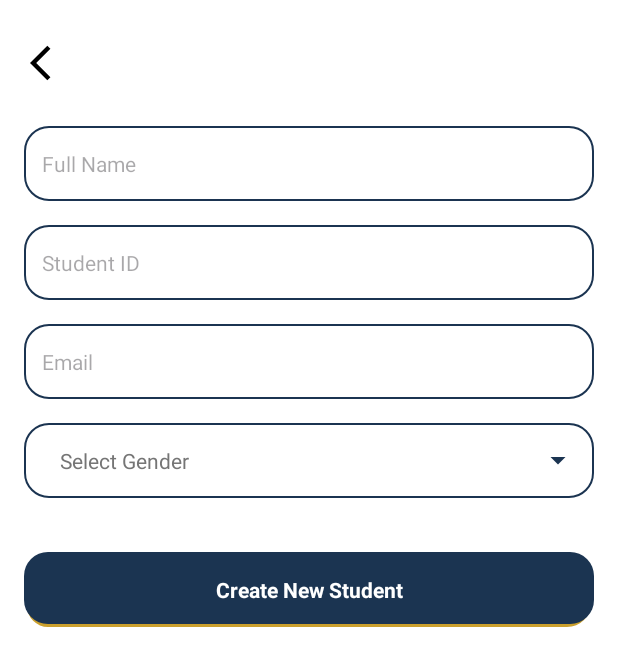
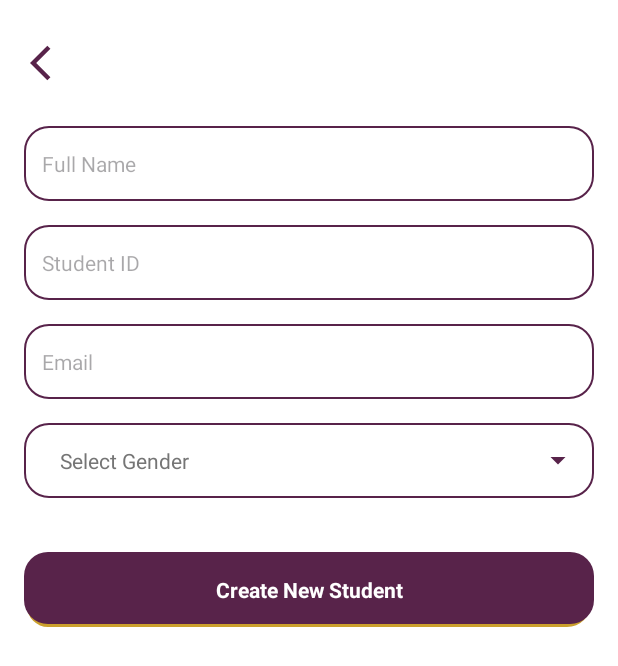
Before and after one commit to YoulonGG/StudentManagement, an Android app: the CreateStudentFragment screen opened through its navigation route, on a phone screen of 412 x 824 dp. Shown: the top 666 px of the screen. Run offline under Robolectric (Android 15) with nearby library versions, the phone set to English and light mode, and no system bars; our stand-ins replace Firebase (no records; nobody signed in at launch, a user with empty details on screens opened directly).

Commit message:
Fixed bugs

```diff
--- a/app/src/main/java/com/example/studentmanagement/presentation/activity/MainActivity.kt
+++ b/app/src/main/java/com/example/studentmanagement/presentation/activity/MainActivity.kt
@@ -14,7 +14,7 @@ class MainActivity : AppCompatActivity() {
         super.onCreate(savedInstanceState)
         enableEdgeToEdge()
         setContentView(R.layout.activity_main)
-        window.statusBarColor = ContextCompat.getColor(this, R.color.aib_light_blue)
+        window.statusBarColor = ContextCompat.getColor(this, R.color.primary)
         ViewCompat.setOnApplyWindowInsetsListener(findViewById(R.id.nav_host_fragment)) { v, insets ->
             val systemBars = insets.getInsets(WindowInsetsCompat.Type.systemBars())
             v.setPadding(systemBars.left, systemBars.top, systemBars.right, systemBars.bottom)
--- a/app/src/main/res/layout/activity_login_screen.xml
+++ b/app/src/main/res/layout/activity_login_screen.xml
@@ -19,8 +19,8 @@
 
         <ImageView
             android:layout_width="match_parent"
-            android:layout_height="wrap_content"
-            android:src="@drawable/aiblogo" />
+            android:layout_height="120dp"
+            android:src="@drawable/mylogo" />
 
         <TextView
             android:id="@+id/txtLoginTitle"
@@ -29,7 +29,7 @@
             android:layout_marginTop="70dp"
             android:text="Login as Teacher"
             android:textColor="@color/primary"
-            android:textSize="32sp"
+            android:textSize="30sp"
             android:textStyle="bold" />
 
         <TextView
--- a/app/src/main/res/layout/activity_sign_up_screen.xml
+++ b/app/src/main/res/layout/activity_sign_up_screen.xml
@@ -18,8 +18,8 @@
 
         <ImageView
             android:layout_width="match_parent"
-            android:layout_height="wrap_content"
-            android:src="@drawable/aiblogo" />
+            android:layout_height="120dp"
+            android:src="@drawable/mylogo" />
 
         <TextView
             android:layout_width="match_parent"
@@ -27,7 +27,7 @@
             android:layout_marginTop="50dp"
             android:text="Sign Up"
             android:textColor="@color/primary"
-            android:textSize="32sp"
+            android:textSize="30sp"
             android:textStyle="bold" />
 
         <TextView
--- a/app/src/main/res/layout/activity_splash_screen.xml
+++ b/app/src/main/res/layout/activity_splash_screen.xml
@@ -3,7 +3,7 @@
     android:id="@+id/main"
     android:layout_width="match_parent"
     android:layout_height="match_parent"
-    android:background="@color/aib_light_blue"
+    android:background="@color/primary"
     android:gravity="center"
     android:orientation="vertical">
 
--- a/app/src/main/res/layout/fragment_teacher_screen.xml
+++ b/app/src/main/res/layout/fragment_teacher_screen.xml
@@ -107,7 +107,7 @@
         android:layout_marginHorizontal="16dp"
         android:layout_marginTop="20dp"
         app:layoutManager="androidx.recyclerview.widget.GridLayoutManager"
-        app:spanCount="3" />
+        app:spanCount="2" />
 
 
     <TextView
--- a/app/src/main/res/layout/toolbar_with_back.xml
+++ b/app/src/main/res/layout/toolbar_with_back.xml
@@ -15,6 +15,6 @@
         android:layout_height="28dp"
         android:contentDescription="@string/backtool"
         android:src="@drawable/baseline_arrow_back_ios_24"
-        app:tint="@color/black" />
+        app:tint="@color/primary" />
 
 </LinearLayout>
--- a/app/src/main/res/values/colors.xml
+++ b/app/src/main/res/values/colors.xml
@@ -3,7 +3,7 @@
     <color name="black">#FF000000</color>
     <color name="white">#FFFFFFFF</color>
     <color name="gold">#FFCBA02D</color>
-    <color name="primary">#FF1B3451</color>
+    <color name="primary">#FF58234A</color>
     <color name="aib_light_blue">#FF2B3C66</color>
     <color name="blue_text_color">#FF0C46C4</color>
     <color name="permission_stroke">#FB8C00</color>
```
Also changed, not shown: app/src/main/res/layout/teacher_home_card_component.xml (+5 -4 lines).
